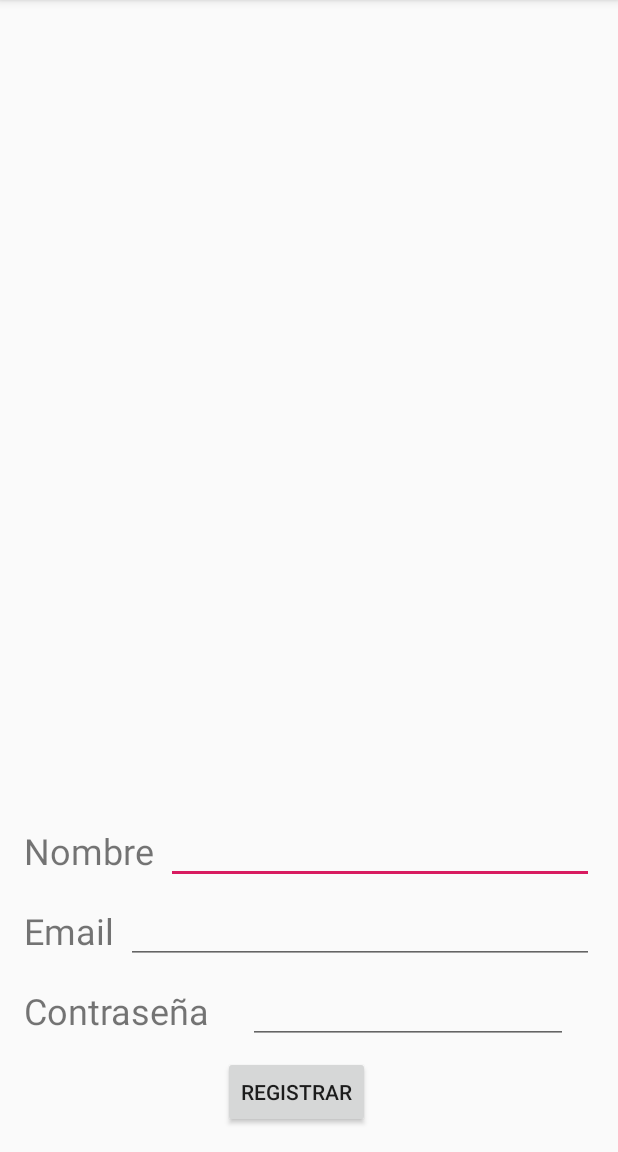
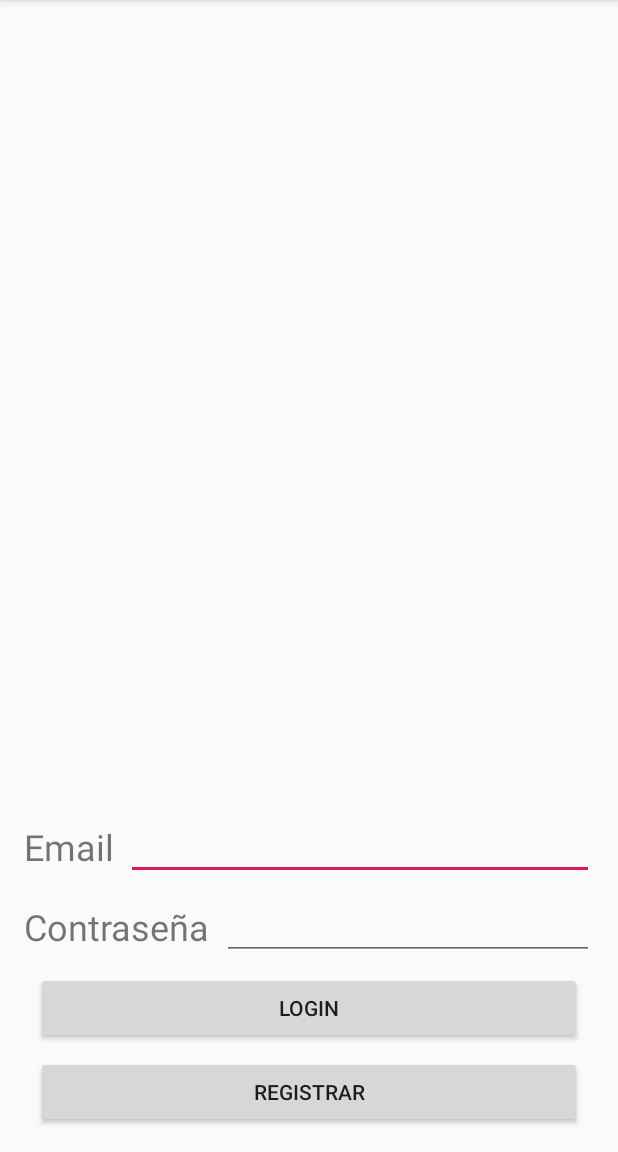
Before and after one commit to Mariova15/PMDM1819, an Android app: the screen it shows after launch (MainActivity), on a phone screen of 412 x 824 dp, the part 84-1236 px from its top. Run offline under Robolectric (Android 15) with nearby library versions, the phone set to English and light mode, and no system bars.

Commit message:
ErrorLogin

```diff
--- /dev/null
+++ b/JuegosClasicos/app/src/main/java/com/example/mario/juegosclasicos/LoginFragment.java
@@ -0,0 +1,122 @@
+package com.example.mario.juegosclasicos;
+
+import android.content.Context;
+import android.content.SharedPreferences;
+import android.net.Uri;
+import android.os.Bundle;
+import android.support.v4.app.Fragment;
+import android.support.v4.app.FragmentManager;
+import android.support.v4.app.FragmentTransaction;
+import android.view.LayoutInflater;
+import android.view.View;
+import android.view.ViewGroup;
+import android.widget.Button;
+import android.widget.EditText;
+import android.widget.Toast;
+
+import static android.content.Context.MODE_PRIVATE;
+
+
+/**
+ * A simple {@link Fragment} subclass.
+ * Activities that contain this fragment must implement the
+ * {@link LoginFragment.OnFragmentInteractionListener} interface
+ * to handle interaction events.
+ * Use the {@link LoginFragment#newInstance} factory method to
+ * create an instance of this fragment.
+ */
+public class LoginFragment extends Fragment {
+
+    private EditText etEmailLogin, etPassLogin;
+    private Button btnRegistroLogin, btnLogin;
+
+    private OnFragmentInteractionListener mListener;
+
+    public LoginFragment() {
+        // Required empty public constructor
+    }
+
+    public static LoginFragment newInstance() {
+        LoginFragment fragment = new LoginFragment();
+        return fragment;
+    }
+
+    @Override
+    public void onCreate(Bundle savedInstanceState) {
+        super.onCreate(savedInstanceState);
+    }
+
+    @Override
+    public View onCreateView(LayoutInflater inflater, ViewGroup container,
+                             Bundle savedInstanceState) {
+        // Inflate the layout for this fragment
+        View view = inflater.inflate(R.layout.fragment_login, container, false);
+
+        etEmailLogin = view.findViewById(R.id.editTextEmailLogin);
+        etPassLogin = view.findViewById(R.id.editTextPassLogin);
+        btnLogin = view.findViewById(R.id.buttonLogin);
+        btnRegistroLogin = view.findViewById(R.id.buttonRegistroLogin);
+
+        btnLogin.setOnClickListener(new View.OnClickListener() {
+            @Override
+            public void onClick(View v) {
+
+                if(loadData(etEmailLogin.getText().toString(), etPassLogin.getText().toString())){
+                    Toast.makeText(getContext(), "Login correcto", Toast.LENGTH_SHORT).show();
+                }else{
+                    Toast.makeText(getContext(), "Datos incorrectos", Toast.LENGTH_SHORT).show();
+                }
+
+            }
+        });
+
+        btnRegistroLogin.setOnClickListener(new View.OnClickListener() {
+            @Override
+            public void onClick(View v) {
+
+                FragmentManager fragmentManager = getActivity().getSupportFragmentManager();
+                FragmentTransaction fragmentTransaction = fragmentManager.beginTransaction();
+                //fragmentTransaction.replace(R.id.);
+
+            }
+        });
+
+        return view;
+    }
+
+    @Override
+    public void onAttach(Context context) {
+        super.onAttach(context);
+        if (context instanceof OnFragmentInteractionListener) {
+            mListener = (OnFragmentInteractionListener) context;
+        } else {
+            throw new RuntimeException(context.toString()
+                    + " must implement OnFragmentInteractionListener");
+        }
+    }
+
+    @Override
+    public void onDetach() {
+        super.onDetach();
+        mListener = null;
+    }
+
+    public interface OnFragmentInteractionListener {
+        void onFragmentInteraction(Uri uri);
+    }
+
+    public boolean loadData(String emailLogin, String passLogin) {
+        SharedPreferences sharedPreferences = getContext().getSharedPreferences("datos-usuario", MODE_PRIVATE);
+        //String nombre = sharedPreferences.getString("nombre", "");
+        String email = sharedPreferences.getString("email", "");
+        String password = sharedPreferences.getString("password", "");
+
+        if(email.equals(emailLogin)&& password.equals(passLogin)){
+            return true;
+        }else{
+            return false;
+        }
+
+        //Toast.makeText(getContext(), nombre + " "+ email + " " + password, Toast.LENGTH_SHORT).show();
+    }
+}
--- a/JuegosClasicos/app/src/main/java/com/example/mario/juegosclasicos/MainActivity.java
+++ b/JuegosClasicos/app/src/main/java/com/example/mario/juegosclasicos/MainActivity.java
@@ -4,7 +4,7 @@ import android.net.Uri;
 import android.support.v7.app.AppCompatActivity;
 import android.os.Bundle;
 
-public class MainActivity extends AppCompatActivity implements RegistroFragment.OnFragmentInteractionListener {
+public class MainActivity extends AppCompatActivity implements RegistroFragment.OnFragmentInteractionListener, LoginFragment.OnFragmentInteractionListener{
 
     @Override
     protected void onCreate(Bundle savedInstanceState) {
--- a/JuegosClasicos/app/src/main/res/layout/activity_main.xml
+++ b/JuegosClasicos/app/src/main/res/layout/activity_main.xml
@@ -7,8 +7,8 @@
     tools:context=".MainActivity">
 
     <fragment
-        android:id="@+id/fragment2"
-        android:name="com.example.mario.juegosclasicos.RegistroFragment"
+        android:id="@+id/fragment"
+        android:name="com.example.mario.juegosclasicos.LoginFragment"
         android:layout_width="0dp"
         android:layout_height="0dp"
         android:layout_marginStart="8dp"
@@ -19,5 +19,5 @@
         app:layout_constraintEnd_toEndOf="parent"
         app:layout_constraintStart_toStartOf="parent"
         app:layout_constraintTop_toTopOf="parent"
-        tools:layout="@layout/fragment_registro" />
+        tools:layout="@layout/fragment_login" />
 </android.support.constraint.ConstraintLayout>
--- /dev/null
+++ b/JuegosClasicos/app/src/main/res/layout/fragment_login.xml
@@ -0,0 +1,81 @@
+<?xml version="1.0" encoding="utf-8"?>
+<android.support.constraint.ConstraintLayout xmlns:android="http://schemas.android.com/apk/res/android"
+    xmlns:app="http://schemas.android.com/apk/res-auto"
+    xmlns:tools="http://schemas.android.com/tools"
+    android:layout_width="match_parent"
+    android:layout_height="match_parent"
+    tools:context=".LoginFragment">
+
+    <!-- TODO: Update blank fragment layout -->
+
+    <TextView
+        android:id="@+id/textViewEmailLogin"
+        android:layout_width="wrap_content"
+        android:layout_height="wrap_content"
+        android:layout_marginStart="8dp"
+        android:text="Email"
+        android:textSize="24sp"
+        app:layout_constraintBottom_toBottomOf="@+id/editTextEmailLogin"
+        app:layout_constraintStart_toStartOf="parent"
+        app:layout_constraintTop_toTopOf="@+id/editTextEmailLogin" />
+
+    <TextView
+        android:id="@+id/textViewPassLogin"
+        android:layout_width="wrap_content"
+        android:layout_height="wrap_content"
+        android:layout_marginStart="8dp"
+        android:text="Contraseña"
+        android:textSize="24sp"
+        app:layout_constraintBottom_toBottomOf="@+id/editTextPassLogin"
+        app:layout_constraintStart_toStartOf="parent"
+        app:layout_constraintTop_toTopOf="@+id/editTextPassLogin" />
+
+    <EditText
+        android:id="@+id/editTextEmailLogin"
+        android:layout_width="0dp"
+        android:layout_height="wrap_content"
+        android:layout_marginStart="8dp"
+        android:layout_marginEnd="8dp"
+        android:layout_marginBottom="8dp"
+        android:ems="10"
+        android:inputType="textEmailAddress"
+        app:layout_constraintBottom_toTopOf="@+id/editTextPassLogin"
+        app:layout_constraintEnd_toEndOf="parent"
+        app:layout_constraintStart_toEndOf="@+id/textViewEmailLogin" />
+
+    <EditText
+        android:id="@+id/editTextPassLogin"
+        android:layout_width="0dp"
+        android:layout_height="wrap_content"
+        android:layout_marginStart="8dp"
+        android:layout_marginEnd="8dp"
+        android:layout_marginBottom="8dp"
+        android:ems="10"
+        android:inputType="textPassword"
+        app:layout_constraintBottom_toTopOf="@+id/buttonLogin"
+        app:layout_constraintEnd_toEndOf="parent"
+        app:layout_constraintStart_toEndOf="@+id/textViewPassLogin" />
+
+    <Button
+        android:id="@+id/buttonLogin"
+        android:layout_width="0dp"
+        android:layout_height="wrap_content"
+        android:layout_marginStart="8dp"
+        android:layout_marginEnd="8dp"
+        android:layout_marginBottom="8dp"
+        android:text="Login"
+        app:layout_constraintBottom_toTopOf="@+id/buttonRegistroLogin"
+        app:layout_constraintEnd_toEndOf="@+id/editTextPassLogin"
+        app:layout_constraintHorizontal_bias="0.414"
+        app:layout_constraintStart_toStartOf="@+id/textViewPassLogin" />
+
+    <Button
+        android:id="@+id/buttonRegistroLogin"
+        android:layout_width="0dp"
+        android:layout_height="wrap_content"
+        android:layout_marginBottom="8dp"
+        android:text="Registrar"
+        app:layout_constraintBottom_toBottomOf="parent"
+        app:layout_constraintEnd_toEndOf="@+id/buttonLogin"
+        app:layout_constraintStart_toStartOf="@+id/buttonLogin" />
+</android.support.constraint.ConstraintLayout>
```
